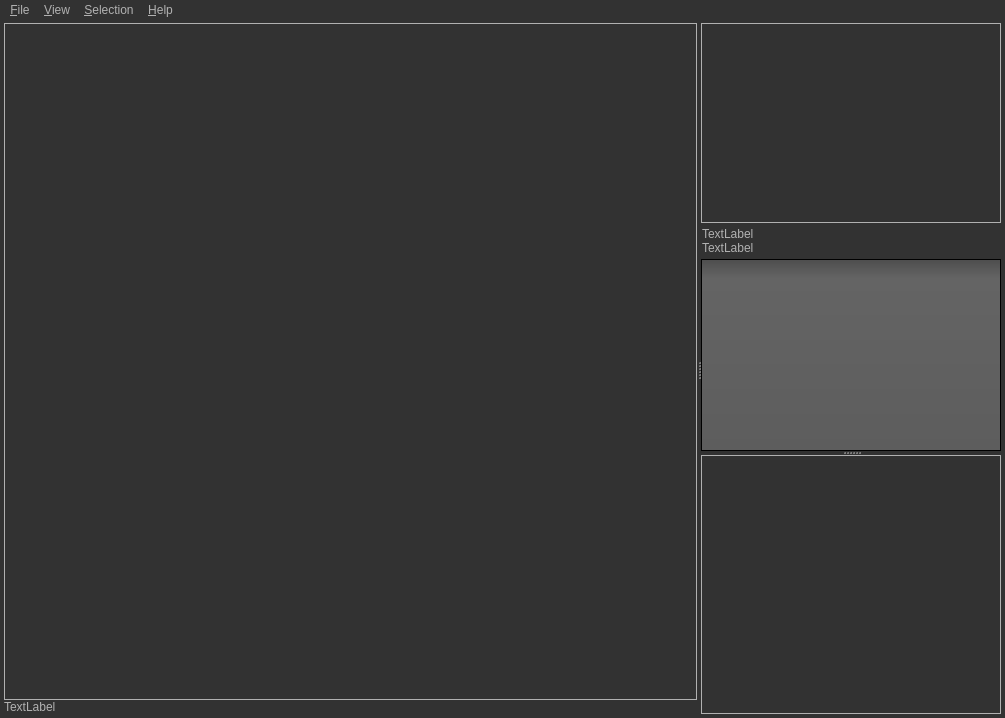
The window that src/saisieQT/mainwindow.ui (micmacIGN/micmac) describes before a commit, drawn with Qt 5.
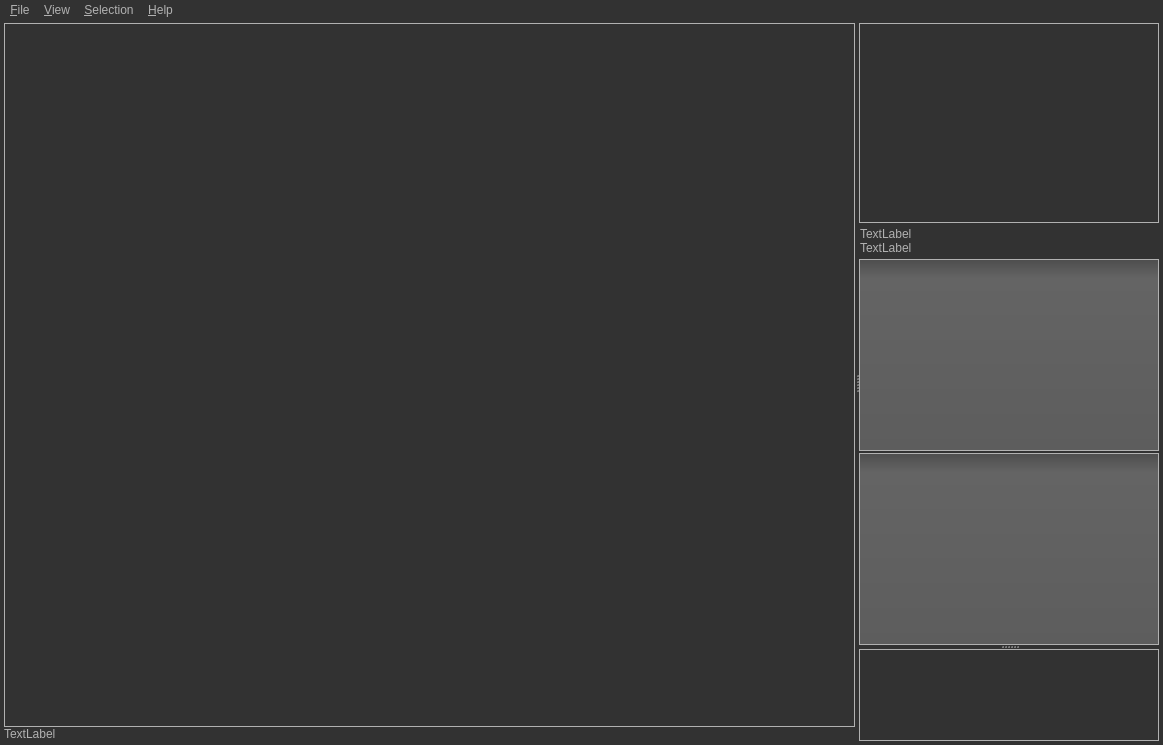
The same window after the commit. Icons and pictures are not drawn.

The edit to the form file:
```diff
--- a/src/saisieQT/mainwindow.ui
+++ b/src/saisieQT/mainwindow.ui
@@ -6,8 +6,8 @@
    <rect>
     <x>0</x>
     <y>0</y>
-    <width>1005</width>
-    <height>718</height>
+    <width>1163</width>
+    <height>745</height>
    </rect>
   </property>
   <property name="acceptDrops">
@@ -53,6 +53,17 @@
     color: #000000;
 }
 
+QTableView
+{
+	gridline-color: gray 
+}
+
+QTableView:item:hover
+{
+    background-color: #ffa02f;
+    color: #000000;
+}
+
 QFrame[frameShape=&quot;1&quot;]
 {
 	border: 1px solid #707070;
@@ -307,10 +318,10 @@
 
 QHeaderView::section
 {
-    background-color: QLinearGradient(x1:0, y1:0, x2:0, y2:1, stop:0 #616161, stop: 0.5 #505050, stop: 0.6 #434343, stop:1 #656565);
+    background-color: QLinearGradient(x1:0, y1:0, x2:0, y2:1, stop:0 #616161, /*stop: 0.5 #505050, stop: 0.6 #434343, */stop:1 #656565);
     color: white;
     padding-left: 4px;
-    border: 1px solid #6c6c6c;
+    border: 1px solid gray;
 }
 
 QCheckBox:disabled
@@ -768,7 +779,42 @@
           </widget>
          </item>
          <item>
-          <widget class="QTreeView" name="treeView"/>
+          <widget class="QTableView" name="tableView_PG">
+           <property name="mouseTracking">
+            <bool>false</bool>
+           </property>
+           <property name="frameShape">
+            <enum>QFrame::Box</enum>
+           </property>
+           <property name="frameShadow">
+            <enum>QFrame::Plain</enum>
+           </property>
+           <property name="gridStyle">
+            <enum>Qt::SolidLine</enum>
+           </property>
+           <attribute name="horizontalHeaderStretchLastSection">
+            <bool>true</bool>
+           </attribute>
+           <attribute name="verticalHeaderVisible">
+            <bool>false</bool>
+           </attribute>
+          </widget>
+         </item>
+         <item>
+          <widget class="QTableView" name="tableView_Images">
+           <property name="frameShape">
+            <enum>QFrame::Box</enum>
+           </property>
+           <property name="frameShadow">
+            <enum>QFrame::Plain</enum>
+           </property>
+           <attribute name="horizontalHeaderStretchLastSection">
+            <bool>true</bool>
+           </attribute>
+           <attribute name="verticalHeaderVisible">
+            <bool>false</bool>
+           </attribute>
+          </widget>
          </item>
         </layout>
        </widget>
@@ -805,7 +851,7 @@
     <rect>
      <x>0</x>
      <y>0</y>
-     <width>1005</width>
+     <width>1163</width>
      <height>20</height>
     </rect>
    </property>
```
